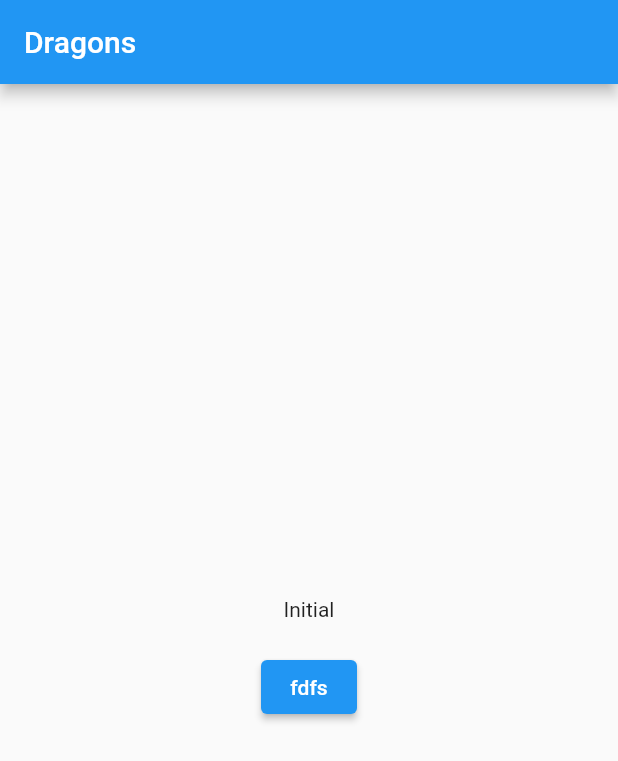
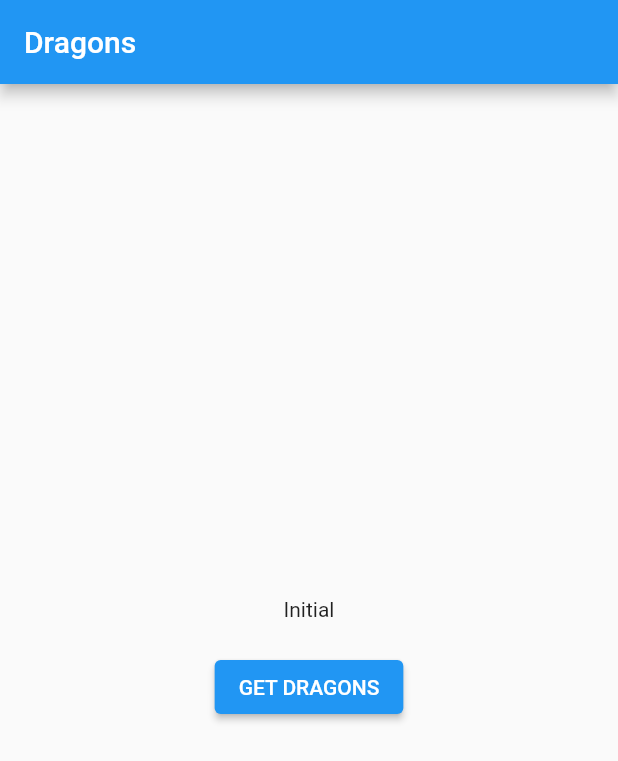
Before and after one commit to leojaimes/space_x, a Flutter app: the screen it shows after launch, on a phone screen of 412 x 824 dp. Shown: the top 761 px of the screen. Run offline on Flutter 3.47's test engine with Material 2 defaults, Android fonts, the phone set to English and light mode, and no system bars; our stand-ins replace dartz, dio, equatable, flutter_riverpod, freezed_annotation; missing offline and left inert: errors, network_manager.

```diff
--- a/lib/main.dart
+++ b/lib/main.dart
@@ -4,5 +4,5 @@ import 'package:space_x/src/app.dart';
 
 
 void main() {
- runApp(ProviderScope(child: SpaceXApp()));
+ runApp(const ProviderScope(child: SpaceXApp()));
 }
--- a/lib/src/app.dart
+++ b/lib/src/app.dart
@@ -3,12 +3,12 @@ import 'package:flutter/material.dart';
 import 'features/dragons/views/dragons_page.dart';
 
 class SpaceXApp extends StatelessWidget {
+  const SpaceXApp({Key? key}) : super(key: key);
 
   @override
   Widget build(BuildContext context) {
     return MaterialApp(
-      debugShowCheckedModeBanner:  false,
-
+      debugShowCheckedModeBanner: false,
       title: 'Flutter Demo',
       theme: ThemeData(
         primarySwatch: Colors.blue,
--- a/lib/src/features/dragons/logic/dragons_provider.dart
+++ b/lib/src/features/dragons/logic/dragons_provider.dart
@@ -9,7 +9,8 @@ import 'dragons_state.dart';
 part 'dragons_state_notifier.dart';
 
 /// Provider to use the DragonsStateNotifier
-final dragonsNotifierProvider = StateNotifierProvider(
+final dragonsNotifierProvider =
+    StateNotifierProvider<DragonsNotifier, DragonsState>(
   (ref) => DragonsNotifier(
       getDragon: ref.watch(getDragonProvider),
       getDragons: ref.watch(getDragonsProvider)),
--- a/lib/src/features/dragons/views/dragons_page.dart
+++ b/lib/src/features/dragons/views/dragons_page.dart
@@ -22,7 +22,7 @@ class DragonsPage extends StatelessWidget {
       appBar: AppBar(
         title: const Text('Dragons'),
       ),
-      body:   _DragonsConsumer(),
+      body: _DragonsConsumer(),
     );
   }
 }
@@ -30,7 +30,7 @@ class DragonsPage extends StatelessWidget {
 class _DragonsConsumer extends ConsumerWidget {
   @override
   Widget build(BuildContext context, ScopedReader watch) {
-    final state = watch(dragonsNotifierProvider.notifier ).state;
+    final state = watch(dragonsNotifierProvider);
 
     return state.when(
       initial: () => const Center(child: _Initial()),
@@ -51,9 +51,10 @@ class _Initial extends StatelessWidget {
       children: [
         const Text('Initial'),
         const SizedBox(height: 20),
-        ElevatedButton (
-
-          child: Text('fdfs'),
+        ElevatedButton(
+          child: Text('GET DRAGONS'),
+          autofocus: false,
+          clipBehavior: Clip.none,
           onPressed: () {
             context.read(dragonsNotifierProvider.notifier).getDragons();
           },
--- a/lib/src/features/dragons/views/wdigets/dragon_tile.dart
+++ b/lib/src/features/dragons/views/wdigets/dragon_tile.dart
@@ -1,6 +1,7 @@
 import 'package:flutter/material.dart';
 
 import 'package:dragons/dragons.dart' show Dragon;
+import 'package:space_x/src/features/dragons/views/dragon_detail_page.dart';
 
 
 
@@ -24,7 +25,7 @@ class DragonTile extends StatelessWidget {
           color: dragon.active ? Colors.green : Colors.red,
         ),
         onTap: () async {
-          //await Navigator.of(context).push(DragonDetailPage.go(dragon));
+         await Navigator.of(context).push(DragonDetailPage.go(dragon));
         },
       ),
     );
```
Also changed, not shown: lib/src/features/dragons/views/dragon_detail_page.dart (added, +100 -0 lines).
